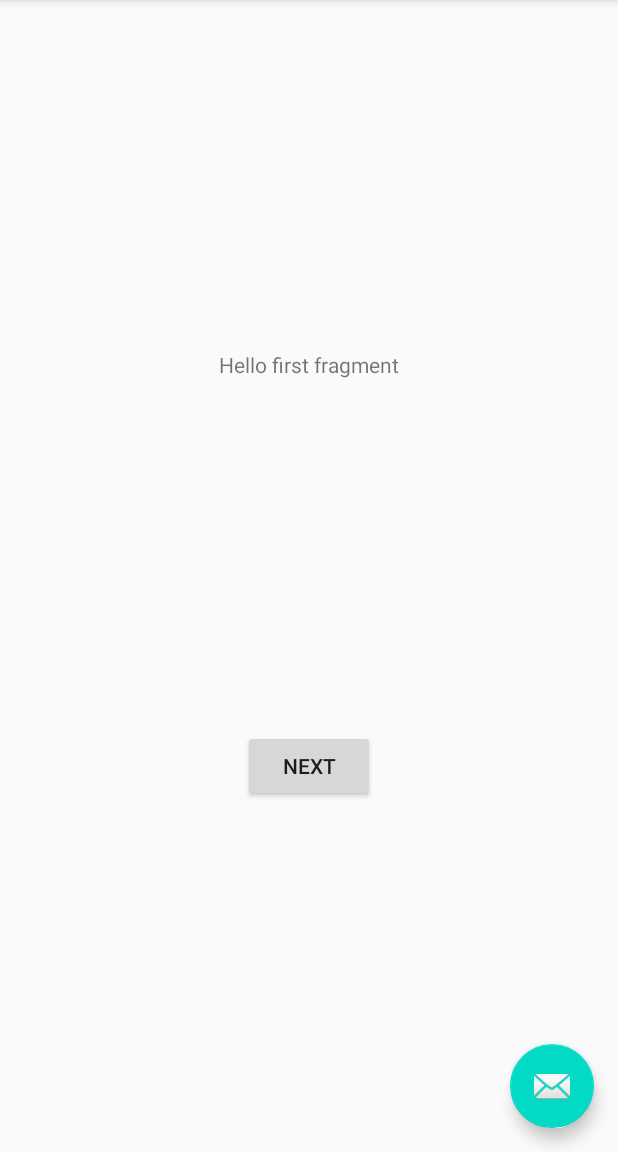
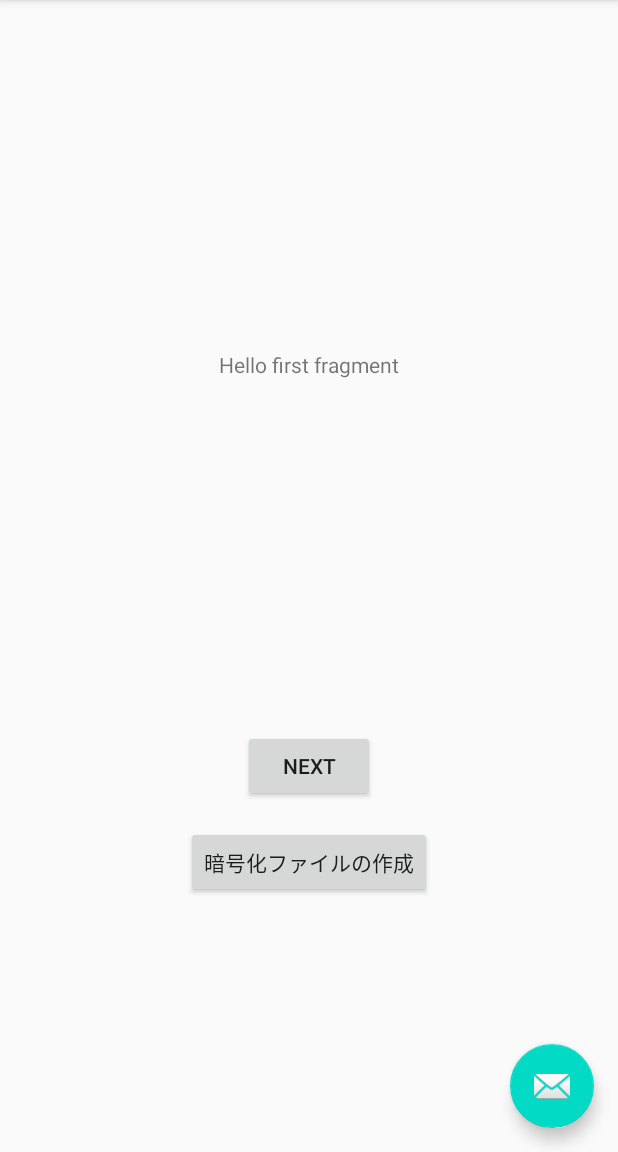
Before and after one commit to kyam3235/SecuritySample, an Android app: the screen it shows after launch (MainActivity), on a phone screen of 412 x 824 dp, the part 84-1236 px from its top. Run offline under Robolectric (Android 15) with nearby library versions, the phone set to English and light mode, and no system bars.

Commit message:
暗号化したファイルの書き込み

```diff
--- a/SecuritySample/app/src/main/res/layout/fragment_first.xml
+++ b/SecuritySample/app/src/main/res/layout/fragment_first.xml
@@ -25,4 +25,15 @@
         app:layout_constraintEnd_toEndOf="parent"
         app:layout_constraintStart_toStartOf="parent"
         app:layout_constraintTop_toBottomOf="@id/textview_first" />
+
+    <Button
+        android:id="@+id/button_write_file"
+        android:layout_width="wrap_content"
+        android:layout_height="wrap_content"
+        android:layout_marginTop="16dp"
+        android:text="@string/create_encrypted_file"
+        app:layout_constraintEnd_toEndOf="parent"
+        app:layout_constraintStart_toStartOf="parent"
+        app:layout_constraintTop_toBottomOf="@+id/button_first" />
+
 </androidx.constraintlayout.widget.ConstraintLayout>
--- a/SecuritySample/app/src/main/res/values/strings.xml
+++ b/SecuritySample/app/src/main/res/values/strings.xml
@@ -9,4 +9,5 @@
 
     <string name="hello_first_fragment">Hello first fragment</string>
     <string name="hello_second_fragment">Hello second fragment. Arg: %1$s</string>
+    <string name="create_encrypted_file">暗号化ファイルの作成</string>
 </resources>
```
Also changed, not shown: SecuritySample/app/src/main/java/jp/kyamlab/securitysample/FirstFragment.kt (+42 -0 lines).
